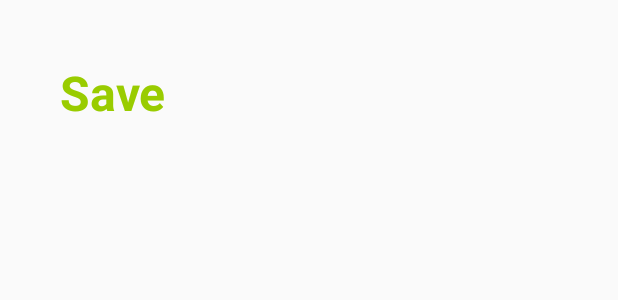
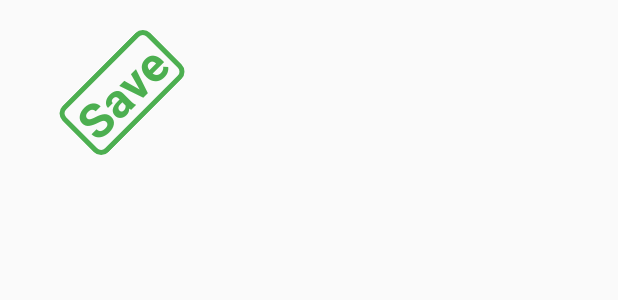
Before and after one commit to samoryka/VeRecipesClient, an Android app: the layout recipe__daily_card_swipe_in_message_view.xml on its own in the app's theme, with its tools: preview values and no code run, on a phone screen of 412 x 824 dp. Shown: the top 300 px of the screen. Run offline under Robolectric (Android 15) with nearby library versions, the phone set to English and light mode, and no system bars.

Commit message:
Daily Recipes : improved save/nope labels

```diff
--- /dev/null
+++ b/app/src/main/res/drawable/recipe_daily_carp_swipe_in_message_background.xml
@@ -0,0 +1,12 @@
+<?xml version="1.0" encoding="utf-8"?>
+<shape xmlns:android="http://schemas.android.com/apk/res/android">
+    <stroke
+        android:width="3dp"
+        android:color="@color/colorPrimary" />
+
+    <padding
+        android:left="6dp"
+        android:right="6dp" />
+
+    <corners android:radius="5dp" />
+</shape>
--- a/app/src/main/res/layout/recipe__daily_card_swipe_in_message_view.xml
+++ b/app/src/main/res/layout/recipe__daily_card_swipe_in_message_view.xml
@@ -4,12 +4,15 @@
     android:layout_width="350dp"
     android:layout_height="425dp"
     android:orientation="vertical">
+
     <TextView
         android:layout_width="wrap_content"
         android:layout_height="wrap_content"
         android:layout_margin="40dp"
+        android:background="@drawable/recipe_daily_carp_swipe_in_message_background"
+        android:rotation="-45"
         android:text="@string/daily_recipe_accept"
-        android:textColor="@android:color/holo_green_light"
+        android:textColor="@color/colorPrimary"
         android:textSize="32sp"
         android:textStyle="bold" />
 </LinearLayout>
--- a/app/src/main/res/layout/recipe_daily_card_swipe_out_message_view.xml
+++ b/app/src/main/res/layout/recipe_daily_card_swipe_out_message_view.xml
@@ -9,6 +9,8 @@
         android:layout_width="wrap_content"
         android:layout_height="wrap_content"
         android:layout_margin="40dp"
+        android:background="@drawable/recipe_daily_carp_swipe_out_message_background"
+        android:rotation="45"
         android:text="@string/daily_recipe_reject"
         android:textColor="@android:color/holo_red_light"
         android:textSize="32sp"
```
Also changed, not shown: app/src/main/res/drawable/recipe_daily_carp_swipe_out_message_background.xml (added, +12 -0 lines).
